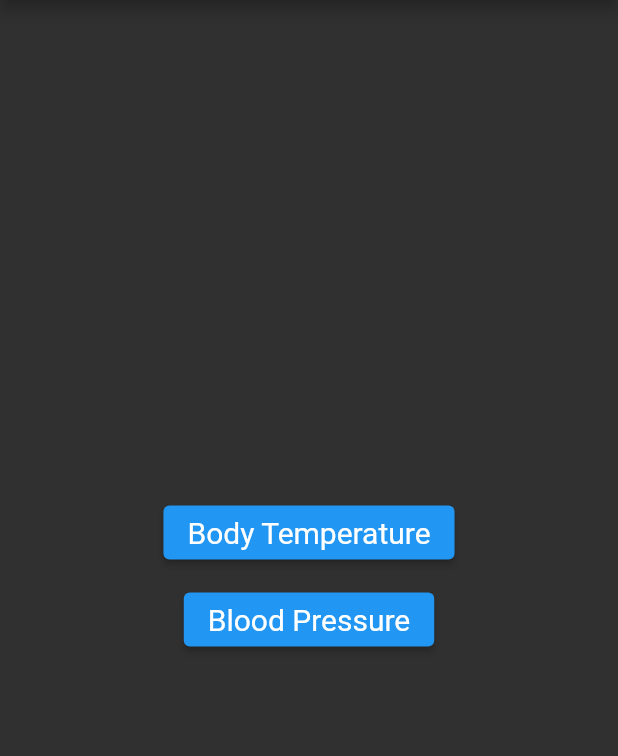
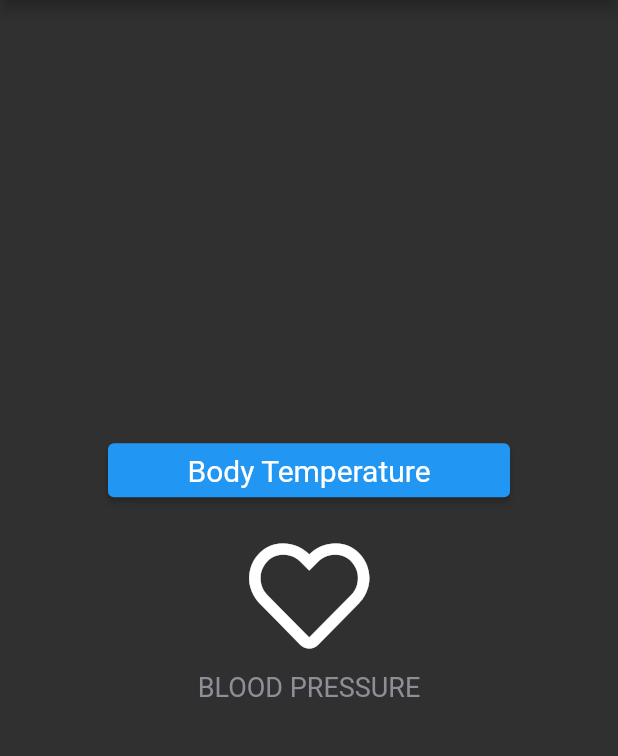
Before and after one commit to amodmulay/klinkdiary, a Flutter app: the screen it shows after launch, on a phone screen of 412 x 824 dp, the part 84-840 px from its top. Run offline on Flutter 3.47's test engine with Material 2 defaults, Android fonts, the phone set to English and light mode, and no system bars; our stand-ins replace date_time_picker, fl_chart, font_awesome_flutter, google_fonts, velocity_x; generated files the repository leaves out were written again.

Commit message:
Added: blood pressure page. changed blood pressure icon. added reusable components

```diff
--- /dev/null
+++ b/lib/components/icon_content.dart
@@ -0,0 +1,28 @@
+import 'package:flutter/material.dart';
+import '../theme/constants.dart';
+
+class IconContent extends StatelessWidget {
+  final String label;
+  final IconData icon;
+
+  IconContent({required this.label, required this.icon});
+
+  @override
+  Widget build(BuildContext context) {
+    return Column(
+      mainAxisAlignment: MainAxisAlignment.center,
+      crossAxisAlignment: CrossAxisAlignment.center,
+      children: [
+        Icon(
+          icon,
+          size: iconSize,
+        ),
+        SizedBox(height: labelIconSpacing),
+        Text(
+          label.toUpperCase(),
+          style: kLabelTextStyle,
+        ),
+      ],
+    );
+  }
+}
--- /dev/null
+++ b/lib/components/reusable_card.dart
@@ -0,0 +1,25 @@
+import 'package:flutter/material.dart';
+import '../theme/constants.dart';
+
+class ReusableCard extends StatelessWidget {
+  final Color color;
+  final Widget? child;
+  final VoidCallback? onTap;
+
+  ReusableCard({required this.color, this.child, this.onTap});
+
+  @override
+  Widget build(BuildContext context) {
+    return GestureDetector(
+      onTap: onTap,
+      child: Container(
+        child: child,
+        margin: const EdgeInsets.all(kCardMargin),
+        decoration: const BoxDecoration(
+          borderRadius: BorderRadius.all(Radius.circular(kCardBorderRadius),),
+        ),
+      //  color: color,
+      ),
+    );
+  }
+}
--- a/lib/main.dart
+++ b/lib/main.dart
@@ -1,11 +1,12 @@
 import 'package:flutter/material.dart';
+import 'package:klinikdiary/pages/blood_pressure_input_page.dart';
 import 'package:klinikdiary/pages/body_temperature_detail_page.dart';
 import 'package:klinikdiary/pages/body_temperature_list_page.dart';
 import 'package:klinikdiary/pages/body_temperature_chart_page.dart';
 import 'package:klinikdiary/pages/homepage.dart';
 import 'package:klinikdiary/pages/pages.dart';
 import 'theme/klinik_theme.dart';
-import 'package:klinikdiary/pages/login_page.dart';
+import 'pages/login_page.dart';
 
 
 void main() {
@@ -30,6 +31,7 @@ class Klinikdiary extends StatelessWidget {
           Pages.bodyTemperatureList: (context) => const BodyTemperatureListPage(),
           Pages.bodyTemperatureChart: (context) => const BodyTemperatureChartPage(),
           Pages.bodyTemperatureDetails: (context) => const BodyTemperatureDetailPage(),
+          Pages.bloodPressure: (context) =>   BloodPressureInputPage(),
         }
     );
   }
--- a/lib/pages/homepage.dart
+++ b/lib/pages/homepage.dart
@@ -1,8 +1,11 @@
 import 'package:flutter/material.dart';
-
+import 'package:font_awesome_flutter/font_awesome_flutter.dart';
+import 'package:klinikdiary/components/icon_content.dart';
+import 'package:klinikdiary/components/reusable_card.dart';
 import '../data/body_temperature_record.dart';
 import '../widgets/styles.dart';
 import 'pages.dart';
+import '../theme/constants.dart';
 
 class Homepage extends StatelessWidget {
   const Homepage({Key? key}) : super(key: key);
@@ -17,8 +20,18 @@ class Homepage extends StatelessWidget {
         },
         child: const Text('Body Temperature'));
 
-    final Widget _bloodPreassurePageButton =
-        ElevatedButton(style: Styles.buttonStyle, onPressed: () {}, child: const Text('Blood Pressure'));
+    /* final Widget _bloodPreassurePageButton =
+        ElevatedButton(style: Styles.buttonStyle, onPressed: () {}, child: const Text('Blood Pressure')); */
+
+    final Widget _bloodPreassurePageButton = ReusableCard(
+        color: kActiveCardColor,
+        child: IconContent(
+          label: 'Blood Pressure',
+          icon: FontAwesomeIcons.heart,
+        ),
+        onTap: () {
+          Navigator.pushNamed(context, Pages.bloodPressure);
+        });
 
     return Scaffold(
         appBar: AppBar(title: const Text("Klink Diary"), actions: [
@@ -33,8 +46,7 @@ class Homepage extends StatelessWidget {
                       Text("Made by"),
                       Text(" Amod Mulay"),
                       Text(" Christian Felbermair")
-                    ]
-                );
+                    ]);
               })
         ]),
         drawer: Drawer(
@@ -44,9 +56,13 @@ class Homepage extends StatelessWidget {
                 title: const Text("Body Temperature"),
                 onTap: () {
                   Navigator.pushNamed(context, Pages.bodyTemperatureList,
-                      arguments: BodyTemperatureRecord.now(bodyTemperature: 37.5));
+                      arguments:
+                          BodyTemperatureRecord.now(bodyTemperature: 37.5));
                 }),
-            ListTile(leading: const Icon(Icons.opacity), title: const Text("Blood Pressure"), onTap: () {})
+            ListTile(
+                leading: const Icon(Icons.opacity),
+                title: const Text("Blood Pressure"),
+                onTap: () {})
           ]),
         ),
         body: Center(
@@ -55,9 +71,13 @@ class Homepage extends StatelessWidget {
             child: Padding(
               padding: const EdgeInsets.all(36.0),
               child: Column(
-                crossAxisAlignment: CrossAxisAlignment.center,
+                crossAxisAlignment: CrossAxisAlignment.stretch,
                 mainAxisAlignment: MainAxisAlignment.center,
-                children: <Widget>[_bodyTemperaturePageButton, const SizedBox(height: 10.0), _bloodPreassurePageButton],
+                children: <Widget>[
+                  _bodyTemperaturePageButton,
+                  const SizedBox(height: 10.0),
+                  _bloodPreassurePageButton
+                ],
               ),
             ),
           ),
--- a/lib/pages/pages.dart
+++ b/lib/pages/pages.dart
@@ -4,4 +4,5 @@ class Pages {
   static const String bodyTemperatureList = '/bodyTemperatureList';
   static const String bodyTemperatureChart = '/bodyTemperatureChart';
   static const String bodyTemperatureDetails = '/bodyTemperatureDetails';
+  static const String bloodPressure = '/bloodPressure';
 }
--- a/pubspec.yaml
+++ b/pubspec.yaml
@@ -29,9 +29,6 @@ environment:
 dependencies:
   flutter:
     sdk: flutter
-  google_fonts: 2.2.0
-
-
 
   # The following adds the Cupertino Icons font to your application.
   # Use with the CupertinoIcons class for iOS style icons.
@@ -44,6 +41,9 @@ dependencies:
   json_serializable: ^6.1.4
   build_runner: ^2.1.7
   convert: ^3.0.1
+  font_awesome_flutter: ^9.0.0
+  google_fonts: 2.2.0
+  velocity_x: ^3.4.0
   date_time_picker: ^2.1.0
 
 dev_dependencies:
```
Also changed, not shown: lib/components/page_bottom_button.dart (added, +28 -0 lines), lib/components/round_icon_button.dart (added, +20 -0 lines), lib/data/bp_store.dart (added, +59 -0 lines), lib/pages/blood_pressure_input_page.dart (added, +199 -0 lines), lib/theme/constants.dart (added, +52 -0 lines), pubspec.lock.
